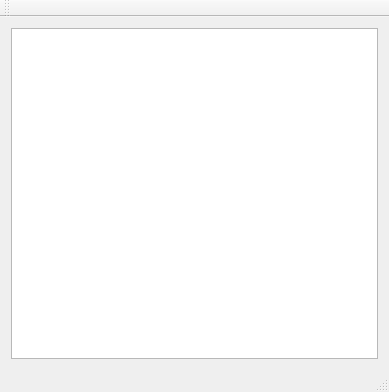
First picture: the form in mainwindow.ui, repository sinisterly/draughts, before the edit.
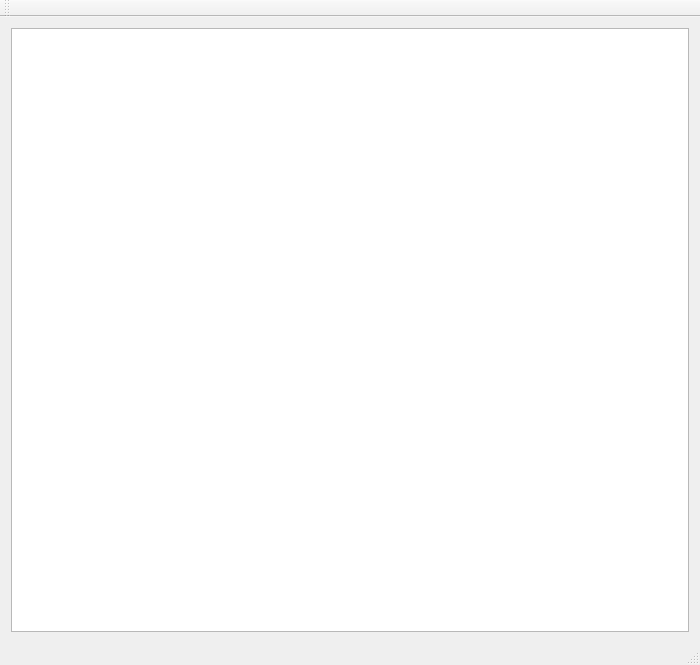
Second picture: the form after the edit.

```diff
--- a/mainwindow.ui
+++ b/mainwindow.ui
@@ -6,8 +6,8 @@
    <rect>
     <x>0</x>
     <y>0</y>
-    <width>389</width>
-    <height>392</height>
+    <width>700</width>
+    <height>665</height>
    </rect>
   </property>
   <property name="windowTitle">
```
Left out of the diff: 2 changed lines with no effect on the pictures.
